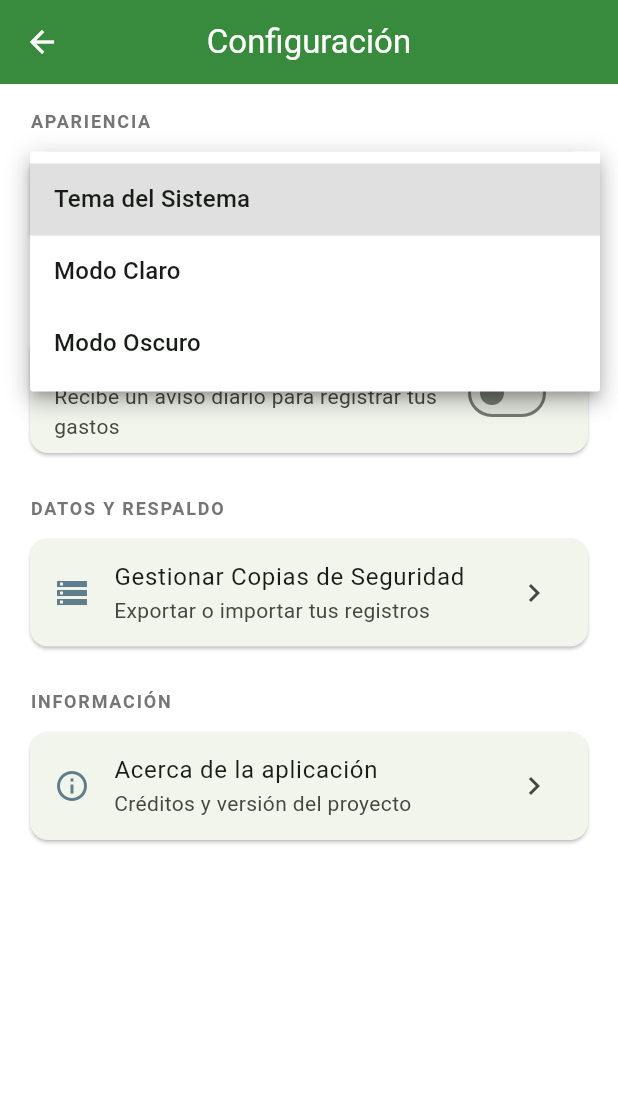
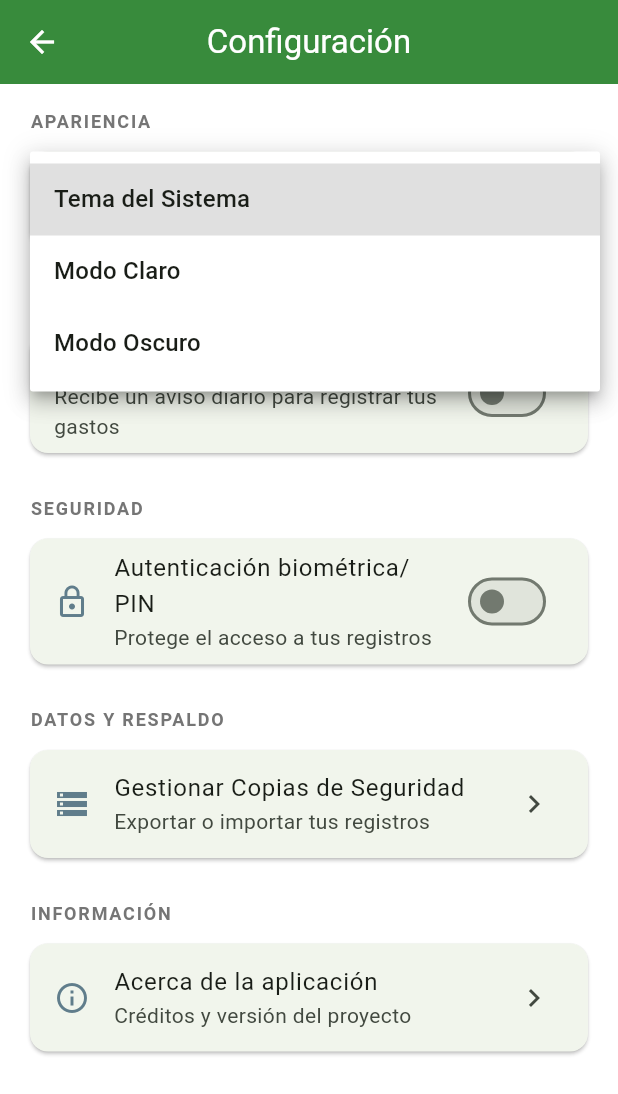
Before and after one commit to naravenar91/control-gastos-flutter, a Flutter app: the SettingsPage screen opened directly, after a tap on "Tema del Sistema", on a phone screen of 412 x 824 dp. Shown: the top 1094 px of the screen. Run offline on Flutter 3.47's test engine with Material 3 defaults, Android fonts, the phone set to English and light mode, and no system bars; our stand-ins replace drift, equatable, file_picker, fl_chart, flutter_bloc, flutter_local_notifications and 8 more; missing offline and left inert: excel; accounts and stored records are empty; generated files the repository leaves out were written again.

Commit message:
Se agrega autenticacion al iniciar la aplicaion (es optativo)

```diff
--- a/lib/presentation/pages/settings_page.dart
+++ b/lib/presentation/pages/settings_page.dart
@@ -23,6 +23,7 @@ class SettingsPage extends StatefulWidget {
 
 class _SettingsPageState extends State<SettingsPage> {
   bool _notificationsEnabled = false;
+  bool _biometricEnabled = false;
   TimeOfDay _notificationTime = const TimeOfDay(hour: 9, minute: 0);
   final List<bool> _selectedDays = List.generate(7, (_) => true);
   final List<String> _dayNames = ['L', 'M', 'M', 'J', 'V', 'S', 'D'];
@@ -46,6 +47,7 @@ class _SettingsPageState extends State<SettingsPage> {
     final prefs = await SharedPreferences.getInstance();
     setState(() {
       _notificationsEnabled = prefs.getBool('notifications_enabled') ?? false;
+      _biometricEnabled = prefs.getBool('biometric_enabled') ?? false;
       final hour = prefs.getInt('notification_hour') ?? 9;
       final minute = prefs.getInt('notification_minute') ?? 0;
       _notificationTime = TimeOfDay(hour: hour, minute: minute);
@@ -57,6 +59,11 @@ class _SettingsPageState extends State<SettingsPage> {
         }
       }
     });
+  }
+
+  Future<void> _saveSecuritySettings() async {
+    final prefs = await SharedPreferences.getInstance();
+    await prefs.setBool('biometric_enabled', _biometricEnabled);
   }
 
   Future<void> _saveSettings() async {
@@ -308,6 +315,22 @@ class _SettingsPageState extends State<SettingsPage> {
           ),
           const SizedBox(height: 24),
 
+          // SECCIÓN SEGURIDAD
+          _buildSectionTitle('SEGURIDAD'),
+          Card(
+            child: SwitchListTile(
+              secondary: const Icon(Icons.lock_outline, color: Colors.blueGrey),
+              title: const Text('Autenticación biométrica/PIN'),
+              subtitle: const Text('Protege el acceso a tus registros'),
+              value: _biometricEnabled,
+              onChanged: (value) async {
+                setState(() => _biometricEnabled = value);
+                await _saveSecuritySettings();
+              },
+            ),
+          ),
+          const SizedBox(height: 24),
+
           // SECCIÓN DATOS Y RESPALDO
           _buildSectionTitle('DATOS Y RESPALDO'),
           Card(
--- a/pubspec.yaml
+++ b/pubspec.yaml
@@ -31,6 +31,7 @@ dependencies:
   printing: ^5.13.2
   file_picker: ^10.3.10
   shared_preferences: ^2.5.4
+  local_auth: ^2.3.0
   flutter_local_notifications: ^21.0.0-dev.2
   timezone: ^0.11.0
   #intl: ^0.18.1 # For internationalization, including date and number formatting
```
Also changed, not shown: lib/presentation/pages/splash_page.dart (+93 -10 lines), pubspec.lock, 4 other files.
